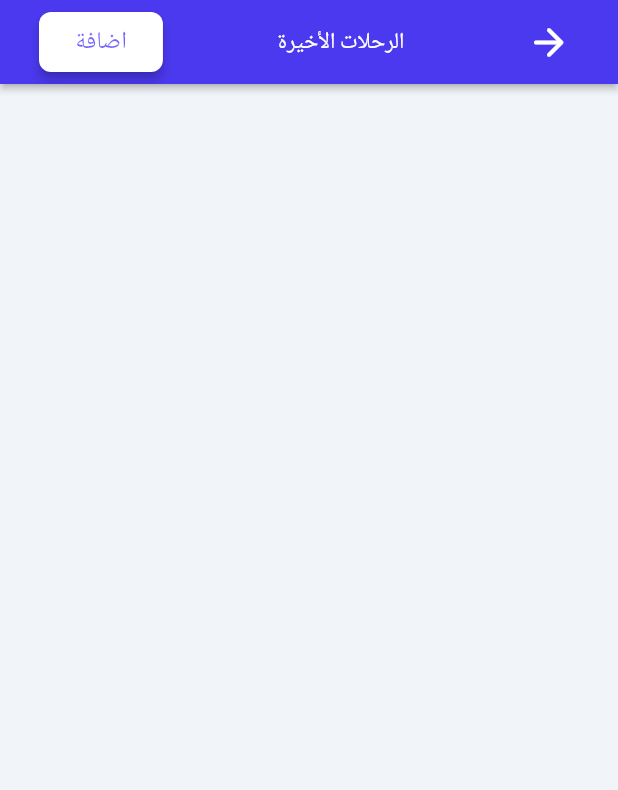
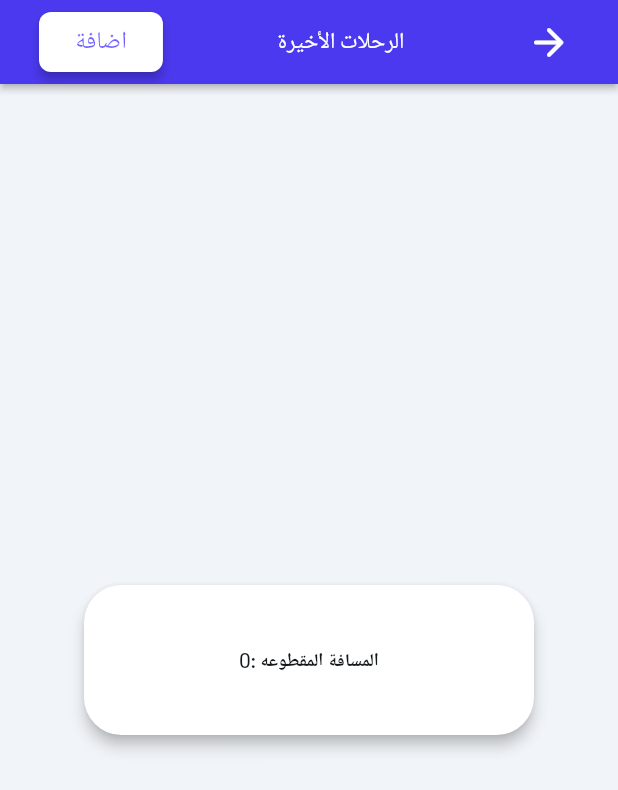
Before and after one commit to usamaomar/trackllo, a Flutter app: the CounterInformationPageWidget screen opened by its route, on a phone screen of 412 x 824 dp. Shown: the top 790 px of the screen. Run offline on Flutter 3.47's test engine with Material 2 defaults, Android fonts, the phone set to English and light mode, and no system bars; drawn by our look-alikes of auto_size_text; our stand-ins replace equatable, file_picker, flutter_animate, font_awesome_flutter, from_css_color, geolocator and 10 more; missing offline and left inert: aligned_dialog, geolocator_android, geolocator_apple, json_path, mime_type; accounts and stored records are empty; network calls fail; Roboto replaces fonts that are missing (Readex Pro).

Commit message:
Updating to latest FlutterFlow output.

```diff
--- a/lib/flutter_flow/internationalization.dart
+++ b/lib/flutter_flow/internationalization.dart
@@ -203,6 +203,10 @@ final kTranslationsMap = <Map<String, Map<String, String>>>[
   },
   // CounterInformationPage
   {
+    'zcqdktyc': {
+      'en': 'The traveled distance :',
+      'ar': 'المسافة المقطوعه :',
+    },
     'ns2jmdtr': {
       'en': 'Last Trips',
       'ar': 'الرحلات الأخيرة',
--- a/lib/pages/counter_information_page/counter_information_page_widget.dart
+++ b/lib/pages/counter_information_page/counter_information_page_widget.dart
@@ -167,9 +167,80 @@ class _CounterInformationPageWidgetState
               context: context,
               tabletLandscape: false,
             ),
-            child: const Column(
+            child: Column(
               mainAxisSize: MainAxisSize.max,
-              children: [],
+              mainAxisAlignment: MainAxisAlignment.center,
+              children: [
+                Row(
+                  mainAxisSize: MainAxisSize.max,
+                  mainAxisAlignment: MainAxisAlignment.center,
+                  children: [
+                    Material(
+                      color: Colors.transparent,
+                      elevation: 4.0,
+                      shape: const RoundedRectangleBorder(
+                        borderRadius: BorderRadius.only(
+                          bottomLeft: Radius.circular(25.0),
+                          bottomRight: Radius.circular(25.0),
+                          topLeft: Radius.circular(25.0),
+                          topRight: Radius.circular(25.0),
+                        ),
+                      ),
+                      child: Container(
+                        width: 300.0,
+                        height: 100.0,
+                        decoration: BoxDecoration(
+                          color:
+                              FlutterFlowTheme.of(context).secondaryBackground,
+                          borderRadius: const BorderRadius.only(
+                            bottomLeft: Radius.circular(25.0),
+                            bottomRight: Radius.circular(25.0),
+                            topLeft: Radius.circular(25.0),
+                            topRight: Radius.circular(25.0),
+                          ),
+                        ),
+                        child: Padding(
+                          padding: const EdgeInsets.all(5.0),
+                          child: Row(
+                            mainAxisSize: MainAxisSize.max,
+                            mainAxisAlignment: MainAxisAlignment.center,
+                            children: [
+                              Text(
+                                FFLocalizations.of(context).getText(
+                                  'zcqdktyc' /* The traveled distance : */,
+                                ),
+                                style: FlutterFlowTheme.of(context)
+                                    .bodyMedium
+                                    .override(
+                                      fontFamily: 'Roboto',
+                                      fontWeight: FontWeight.bold,
+                                    ),
+                              ),
+                              Text(
+                                _model.jsonObject != null
+                                    ? valueOrDefault<String>(
+                                        getJsonField(
+                                          _model.jsonObject,
+                                          r'''$.result''',
+                                        ).toString(),
+                                        '0',
+                                      )
+                                    : '0',
+                                style: FlutterFlowTheme.of(context)
+                                    .bodyMedium
+                                    .override(
+                                      fontFamily: 'Readex Pro',
+                                      fontSize: 14.0,
+                                    ),
+                              ),
+                            ],
+                          ),
+                        ),
+                      ),
+                    ),
+                  ],
+                ),
+              ],
             ),
           ),
         ),
```
Also changed, not shown: 1 other file.
